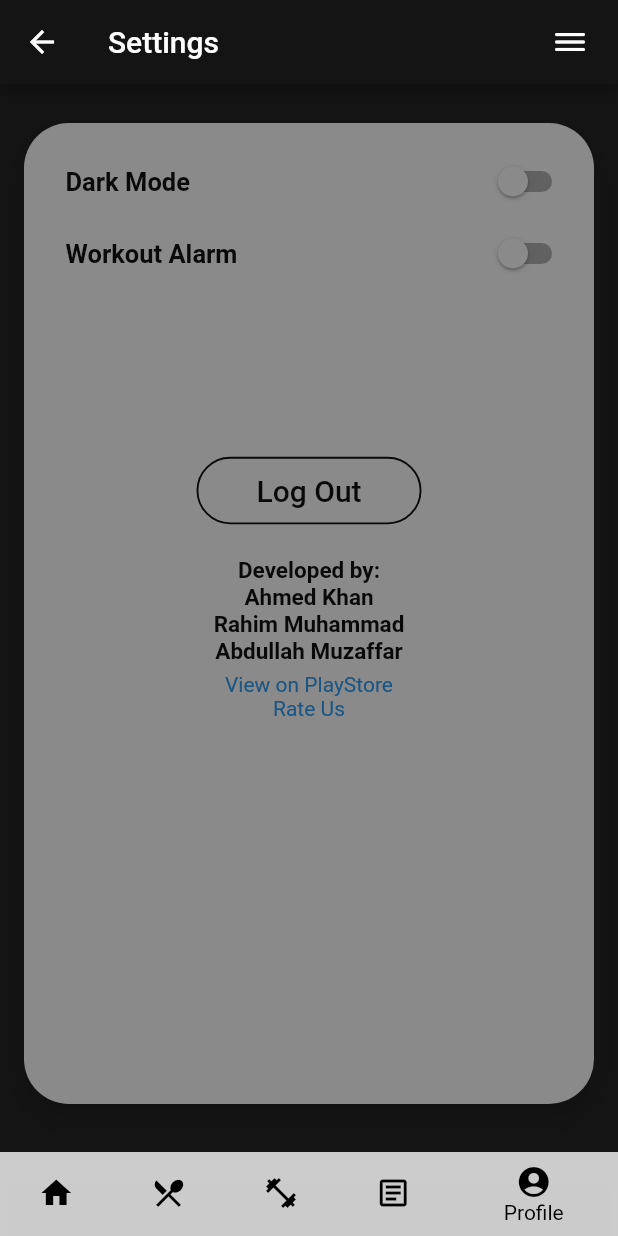
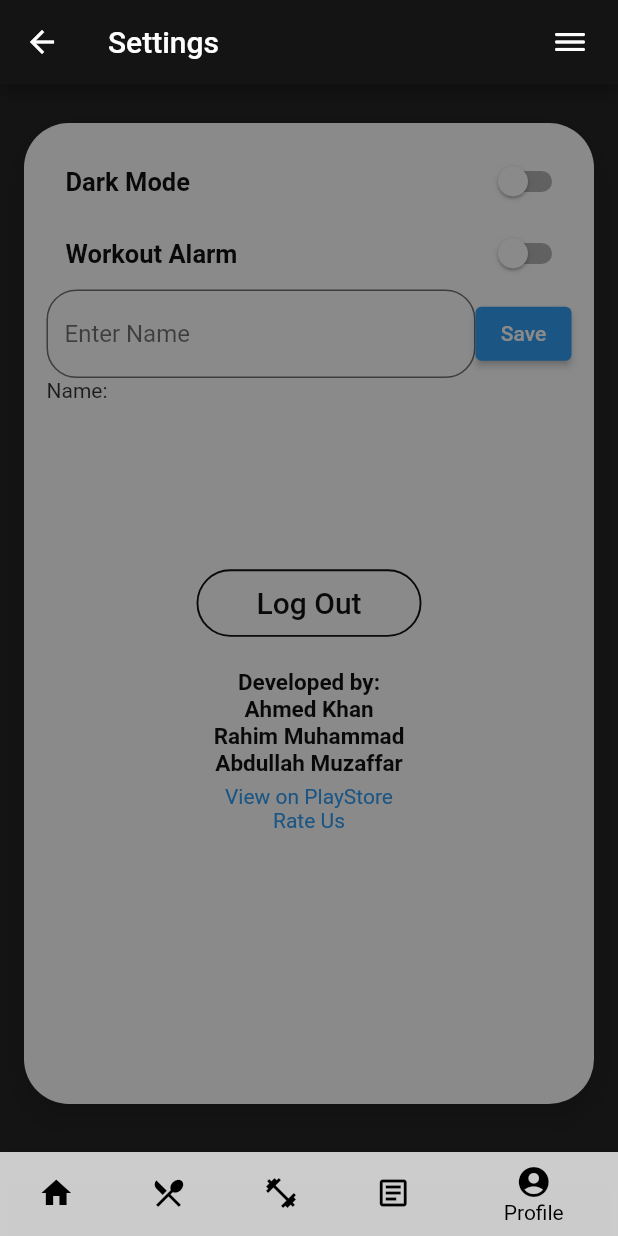
Before and after one commit to samuzaffar99/WorkoutTracker, a Flutter app: the SettingsPage screen opened directly with empty values, on a phone screen of 412 x 824 dp. Run offline on Flutter 3.47's test engine with Material 2 defaults, Android fonts, the phone set to English and light mode, and no system bars; our stand-ins replace date_time_picker, dio, pie_chart; missing offline and left inert: crypt, mongo_dart; accounts and stored records are empty.

Commit message:
change name in settings

```diff
--- a/idk/workout_tracker_app/lib/pages/ui_settings.dart
+++ b/idk/workout_tracker_app/lib/pages/ui_settings.dart
@@ -2,9 +2,11 @@ import 'package:flutter/material.dart';
 import 'package:workout_tracker_app/navigation.dart';
 //import '../src/user.dart';
 import '../src/model.dart';
+import '../src/api.dart';
 
 class SettingsPage extends StatefulWidget {
   final User user;
+  final Api _api = Api();
   SettingsPage(this.user);
   @override
   _SettingsPageState createState() => _SettingsPageState();
@@ -13,6 +15,15 @@ class SettingsPage extends StatefulWidget {
 class _SettingsPageState extends State<SettingsPage> {
   bool toggleDark = false;
   bool toggleAlarm = false;
+  final nameController = TextEditingController();
+
+  @override
+  void dispose() {
+    // Clean up the controller when the widget is disposed.
+    nameController.dispose();
+    super.dispose();
+  }
+
   @override
   Widget build(BuildContext context) {
     int index = 4;
@@ -34,7 +45,7 @@ class _SettingsPageState extends State<SettingsPage> {
           data: Theme.of(context).copyWith(
             canvasColor: Colors.white.withAlpha(200),
           ),
-          child: NavigationBar(index,widget.user),
+          child: NavigationBar(index, widget.user),
         ),
         body: Column(
           children: [
@@ -76,7 +87,7 @@ class _SettingsPageState extends State<SettingsPage> {
                                   value: toggleDark,
                                   onChanged: (value) {
                                     setState(() {
-                                      toggleDark=value;
+                                      toggleDark = value;
                                     });
                                   },
                                 ),
@@ -86,7 +97,6 @@ class _SettingsPageState extends State<SettingsPage> {
                               mainAxisAlignment: MainAxisAlignment.spaceBetween,
                               children: [
                                 Row(
-
                                   children: [
                                     Text(
                                       "   Workout Alarm",
@@ -105,10 +115,45 @@ class _SettingsPageState extends State<SettingsPage> {
                                   value: toggleAlarm,
                                   onChanged: (value) {
                                     setState(() {
-                                      toggleAlarm=value;
+                                      toggleAlarm = value;
                                     });
                                   },
                                 ),
+                              ],
+                            ),
+                            Row(
+                              mainAxisAlignment: MainAxisAlignment.spaceBetween,
+                              children: [
+                                Expanded(
+                                  child: TextField(
+                                      controller: nameController,
+                                      decoration: InputDecoration(
+                                    border: OutlineInputBorder(
+                                      borderRadius:
+                                          BorderRadius.all(Radius.circular(20)),
+                                      borderSide: BorderSide(
+                                        color: Colors.transparent,
+                                      ),
+                                    ),
+                                    hintText: 'Enter Name',
+                                    filled: true,
+                                    fillColor: Colors.white.withAlpha(200),
+
+                                  )),
+                                ),
+                                ElevatedButton(
+                                  child: Text('Save'),
+                                  onPressed: () {
+                                    widget.user.name= nameController.toString();
+                                    widget._api.putUser(widget.user);
+                                  },
+                                ),
+                              ],
+                            ),
+                            Row(
+                              mainAxisAlignment: MainAxisAlignment.spaceBetween,
+                              children: [
+                                Text("Name: ${widget.user.name}"),
                               ],
                             ),
                             SizedBox(
```
